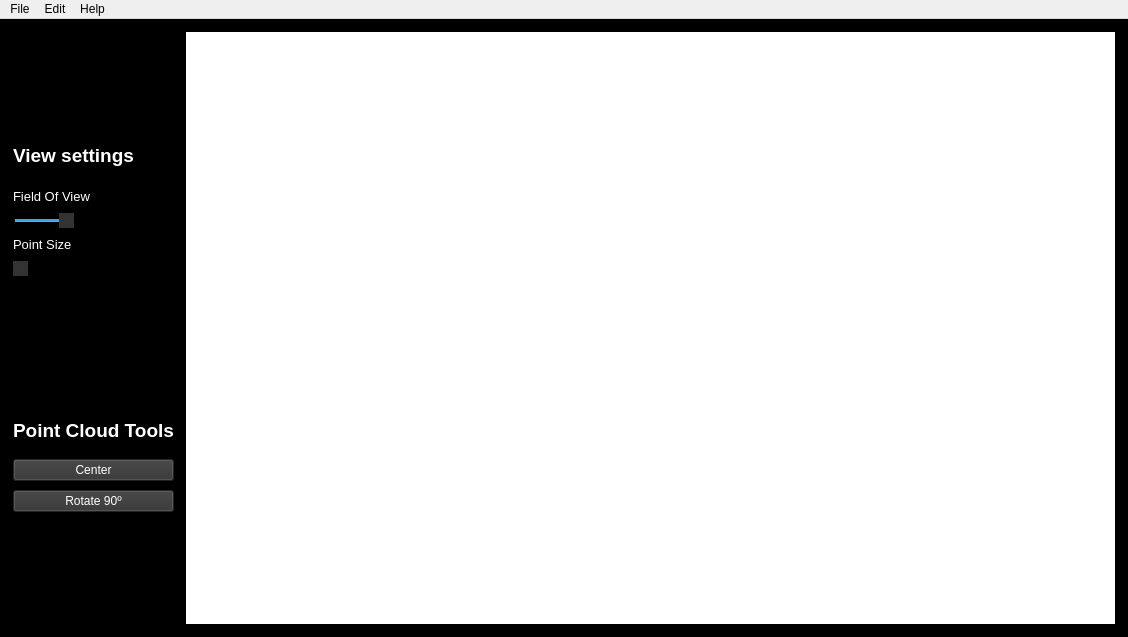
Before: the Qt Designer form PointCloudEditor/code/PointCloudEditor.ui in miguelgutierrezruano/PointCloudEditor, drawn with Qt 5.
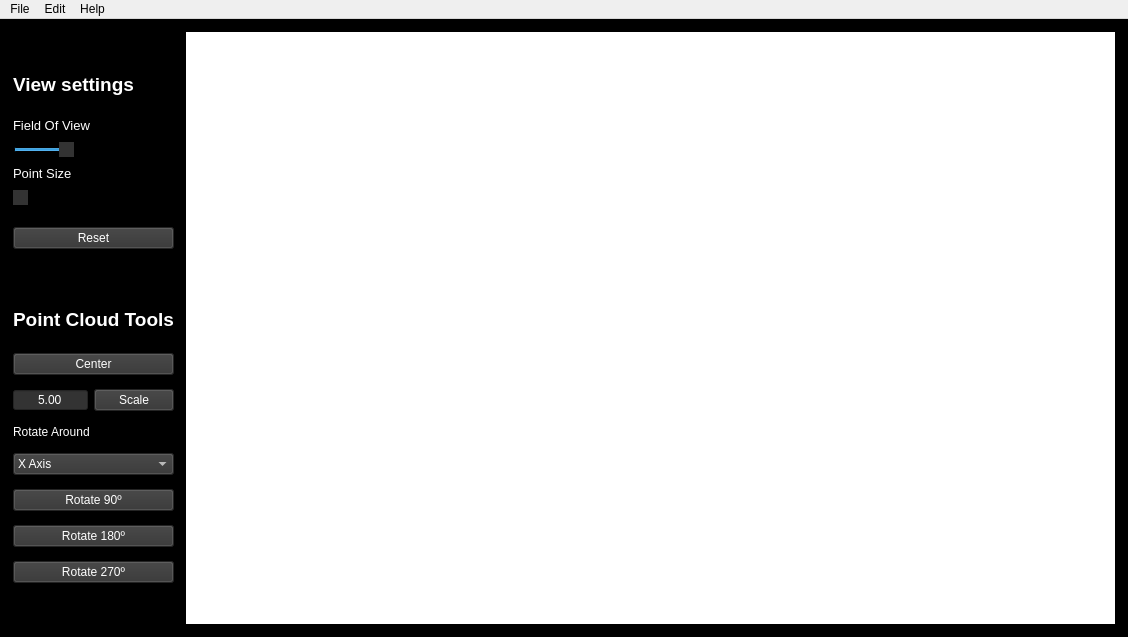
After: the same form once the commit is applied.

What changed in the file:
```diff
--- a/PointCloudEditor/code/PointCloudEditor.ui
+++ b/PointCloudEditor/code/PointCloudEditor.ui
@@ -230,12 +230,24 @@
              </property>
             </spacer>
            </item>
+           <item>
+            <widget class="QPushButton" name="resetViewButton">
+             <property name="styleSheet">
+              <string notr="true">color: white;
+font-family: &quot;Tahoma&quot;;
+background-color: rgb(51, 51, 51)</string>
+             </property>
+             <property name="text">
+              <string>Reset</string>
+             </property>
+            </widget>
+           </item>
           </layout>
          </item>
          <item>
           <layout class="QVBoxLayout" name="ToolLayout">
            <property name="spacing">
-            <number>9</number>
+            <number>14</number>
            </property>
            <item>
             <widget class="QLabel" name="toolsLabel">
@@ -292,6 +304,102 @@
              </property>
             </widget>
            </item>
+           <item>
+            <layout class="QHBoxLayout" name="horizontalLayout_2">
+             <property name="sizeConstraint">
+              <enum>QLayout::SetDefaultConstraint</enum>
+             </property>
+             <item>
+              <widget class="QDoubleSpinBox" name="scaleSpinBox">
+               <property name="focusPolicy">
+                <enum>Qt::WheelFocus</enum>
+               </property>
+               <property name="styleSheet">
+                <string notr="true">color: white;
+font-family: &quot;Tahoma&quot;;
+background-color: rgb(51, 51, 51)</string>
+               </property>
+               <property name="alignment">
+                <set>Qt::AlignCenter</set>
+               </property>
+               <property name="buttonSymbols">
+                <enum>QAbstractSpinBox::NoButtons</enum>
+               </property>
+               <property name="minimum">
+                <double>0.010000000000000</double>
+               </property>
+               <property name="maximum">
+                <double>10.000000000000000</double>
+               </property>
+               <property name="value">
+                <double>5.000000000000000</double>
+               </property>
+              </widget>
+             </item>
+             <item>
+              <widget class="QPushButton" name="scaleButton">
+               <property name="styleSheet">
+                <string notr="true">color: white;
+font-family: &quot;Tahoma&quot;;
+background-color: rgb(51, 51, 51)</string>
+               </property>
+               <property name="text">
+                <string>Scale</string>
+               </property>
+              </widget>
+             </item>
+            </layout>
+           </item>
+           <item>
+            <widget class="QLabel" name="label">
+             <property name="sizePolicy">
+              <sizepolicy hsizetype="Preferred" vsizetype="Fixed">
+               <horstretch>0</horstretch>
+               <verstretch>0</verstretch>
+              </sizepolicy>
+             </property>
+             <property name="styleSheet">
+              <string notr="true">color: white;
+font-family: &quot;Tahoma&quot;</string>
+             </property>
+             <property name="text">
+              <string>Rotate Around</string>
+             </property>
+            </widget>
+           </item>
+           <item>
+            <widget class="QComboBox" name="axisComboBox">
+             <property name="styleSheet">
+              <string notr="true">color: white;
+font-family: &quot;Tahoma&quot;;
+background-color: rgb(51, 51, 51)</string>
+             </property>
+             <property name="currentIndex">
+              <number>0</number>
+             </property>
+             <property name="maxVisibleItems">
+              <number>3</number>
+             </property>
+             <property name="placeholderText">
+              <string>Angle Axis</string>
+             </property>
+             <item>
+              <property name="text">
+               <string>X Axis</string>
+              </property>
+             </item>
+             <item>
+              <property name="text">
+               <string>Y Axis</string>
+              </property>
+             </item>
+             <item>
+              <property name="text">
+               <string>Z Axis</string>
+              </property>
+             </item>
+            </widget>
+           </item>
            <item>
             <widget class="QPushButton" name="RotateY">
              <property name="styleSheet">
@@ -304,6 +412,30 @@
              </property>
             </widget>
            </item>
+           <item>
+            <widget class="QPushButton" name="pushButton_2">
+             <property name="styleSheet">
+              <string notr="true">color: white;
+font-family: &quot;Tahoma&quot;;
+background-color: rgb(51, 51, 51)</string>
+             </property>
+             <property name="text">
+              <string>Rotate 180º</string>
+             </property>
+            </widget>
+           </item>
+           <item>
+            <widget class="QPushButton" name="pushButton_3">
+             <property name="styleSheet">
+              <string notr="true">color: white;
+font-family: &quot;Tahoma&quot;;
+background-color: rgb(51, 51, 51)</string>
+             </property>
+             <property name="text">
+              <string>Rotate 270º</string>
+             </property>
+            </widget>
+           </item>
           </layout>
          </item>
         </layout>
```
